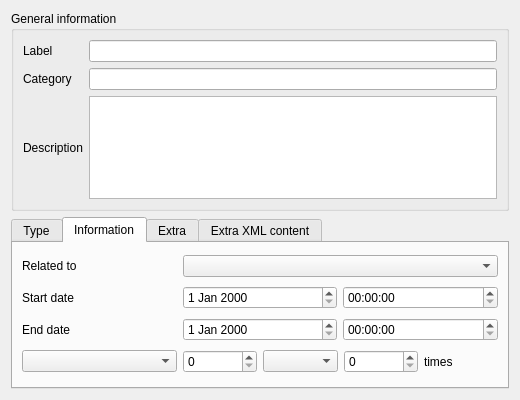
Old version of the form plugins/alertplugin/alertitemeditorwidget.ui in the repository FreeHealth/freehealth.
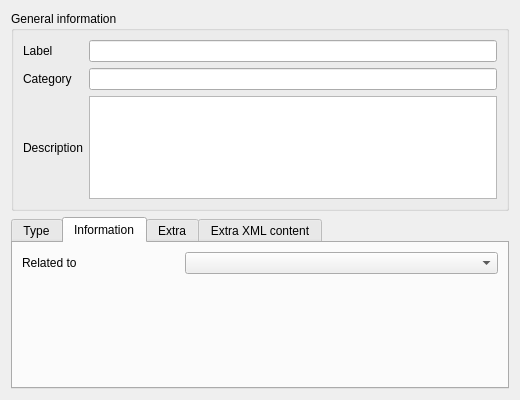
New version of the form. Custom widgets are drawn as their Qt base class.

Commit message: using the new timing editor

What changed in the file:
```diff
--- a/plugins/alertplugin/alertitemeditorwidget.ui
+++ b/plugins/alertplugin/alertitemeditorwidget.ui
@@ -127,72 +127,8 @@
        <item row="0" column="1" colspan="2">
         <widget class="QComboBox" name="relatedTo"/>
        </item>
-       <item row="1" column="0">
-        <widget class="QLabel" name="label_10">
-         <property name="text">
-          <string>Start date</string>
-         </property>
-        </widget>
-       </item>
-       <item row="1" column="1">
-        <widget class="QDateEdit" name="startDate"/>
-       </item>
-       <item row="1" column="2">
-        <widget class="QTimeEdit" name="startTime">
-         <property name="sizePolicy">
-          <sizepolicy hsizetype="Minimum" vsizetype="Minimum">
-           <horstretch>0</horstretch>
-           <verstretch>0</verstretch>
-          </sizepolicy>
-         </property>
-        </widget>
-       </item>
-       <item row="2" column="0">
-        <widget class="QLabel" name="label_11">
-         <property name="text">
-          <string>End date</string>
-         </property>
-        </widget>
-       </item>
-       <item row="2" column="1">
-        <widget class="QDateEdit" name="endDate"/>
-       </item>
-       <item row="2" column="2">
-        <widget class="QTimeEdit" name="endTime">
-         <property name="sizePolicy">
-          <sizepolicy hsizetype="Minimum" vsizetype="Minimum">
-           <horstretch>0</horstretch>
-           <verstretch>0</verstretch>
-          </sizepolicy>
-         </property>
-        </widget>
-       </item>
-       <item row="3" column="0">
-        <widget class="QComboBox" name="cycleCombo"/>
-       </item>
-       <item row="3" column="1" colspan="2">
-        <layout class="QHBoxLayout" name="horizontalLayout">
-         <item>
-          <widget class="QSpinBox" name="cycleDelayNumber"/>
-         </item>
-         <item>
-          <widget class="QComboBox" name="cyclingEvery"/>
-         </item>
-         <item>
-          <widget class="QSpinBox" name="cycles">
-           <property name="maximum">
-            <number>16777215</number>
-           </property>
-          </widget>
-         </item>
-         <item>
-          <widget class="QLabel" name="cycleLabel">
-           <property name="text">
-            <string>times</string>
-           </property>
-          </widget>
-         </item>
-        </layout>
+       <item row="1" column="0" colspan="3">
+        <widget class="Alert::AlertItemTimingEditorWidget" name="timingEditor" native="true"/>
        </item>
       </layout>
      </widget>
@@ -229,6 +165,14 @@
    </item>
   </layout>
  </widget>
+ <customwidgets>
+  <customwidget>
+   <class>Alert::AlertItemTimingEditorWidget</class>
+   <extends>QWidget</extends>
+   <header location="global">alertplugin/alertitemtimingeditorwidget.h</header>
+   <container>1</container>
+  </customwidget>
+ </customwidgets>
  <resources/>
  <connections/>
 </ui>
```
Left out of the diff: 6 changed lines with no effect on the pictures. The commit also changes 4 other files.
